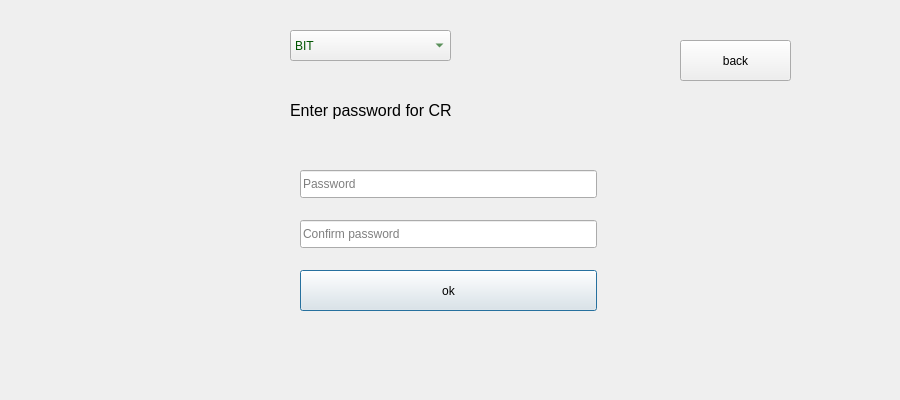
This is selectcr.ui in prazzx/Kakshya as Qt 5 draws it before an edit. The edited form follows.
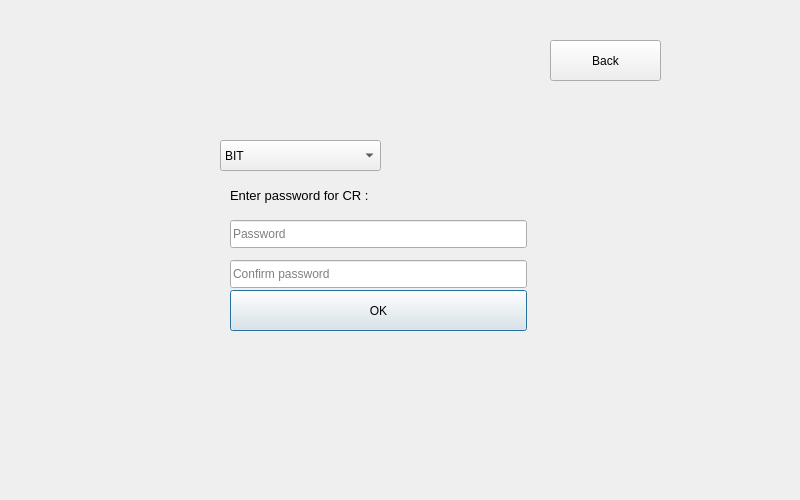
This is the edited form.

```diff
--- a/selectcr.ui
+++ b/selectcr.ui
@@ -6,8 +6,8 @@
    <rect>
     <x>0</x>
     <y>0</y>
-    <width>900</width>
-    <height>400</height>
+    <width>800</width>
+    <height>500</height>
    </rect>
   </property>
   <property name="windowTitle">
@@ -16,15 +16,17 @@
   <widget class="QComboBox" name="comboBoxSelect">
    <property name="geometry">
     <rect>
-     <x>290</x>
-     <y>30</y>
+     <x>220</x>
+     <y>140</y>
      <width>161</width>
      <height>31</height>
     </rect>
    </property>
    <property name="styleSheet">
-    <string notr="true">font: 700 14pt &quot;Arial&quot;;
-color: rgb(0, 85, 0);</string>
+    <string notr="true">color: black; 
+font: 700 10pt &quot;Arial&quot;;
+
+</string>
    </property>
    <item>
     <property name="text">
@@ -70,8 +72,8 @@
   <widget class="QLineEdit" name="lineEditPassword">
    <property name="geometry">
     <rect>
-     <x>300</x>
-     <y>170</y>
+     <x>230</x>
+     <y>220</y>
      <width>297</width>
      <height>28</height>
     </rect>
@@ -89,8 +91,8 @@
   <widget class="QLineEdit" name="lineEditConfirmpassword">
    <property name="geometry">
     <rect>
-     <x>300</x>
-     <y>220</y>
+     <x>230</x>
+     <y>260</y>
      <width>297</width>
      <height>28</height>
     </rect>
@@ -105,23 +107,23 @@
   <widget class="QPushButton" name="pushButtonSignUp">
    <property name="geometry">
     <rect>
-     <x>300</x>
-     <y>270</y>
+     <x>230</x>
+     <y>290</y>
      <width>297</width>
      <height>41</height>
     </rect>
    </property>
    <property name="text">
-    <string>ok</string>
+    <string>OK</string>
    </property>
   </widget>
   <widget class="QLabel" name="label_2">
    <property name="geometry">
     <rect>
-     <x>290</x>
-     <y>70</y>
+     <x>230</x>
+     <y>170</y>
      <width>281</width>
-     <height>81</height>
+     <height>51</height>
     </rect>
    </property>
    <property name="whatsThis">
@@ -132,20 +134,20 @@
 color: rgb(0, 0, 0);</string>
    </property>
    <property name="text">
-    <string>&lt;html&gt;&lt;head/&gt;&lt;body&gt;&lt;p&gt;&lt;span style=&quot; font-size:12pt;&quot;&gt;Enter password for CR&lt;/span&gt;&lt;/p&gt;&lt;/body&gt;&lt;/html&gt;</string>
+    <string>&lt;html&gt;&lt;head/&gt;&lt;body&gt;&lt;p&gt;&lt;span style=&quot; font-size:10pt;&quot;&gt;Enter password for CR :&lt;/span&gt;&lt;/p&gt;&lt;/body&gt;&lt;/html&gt;</string>
    </property>
   </widget>
   <widget class="QPushButton" name="pushButton">
    <property name="geometry">
     <rect>
-     <x>680</x>
+     <x>550</x>
      <y>40</y>
      <width>111</width>
      <height>41</height>
     </rect>
    </property>
    <property name="text">
-    <string>back</string>
+    <string>Back</string>
    </property>
   </widget>
  </widget>
```
Left out of the diff: 2 changed lines with no effect on the pictures.
